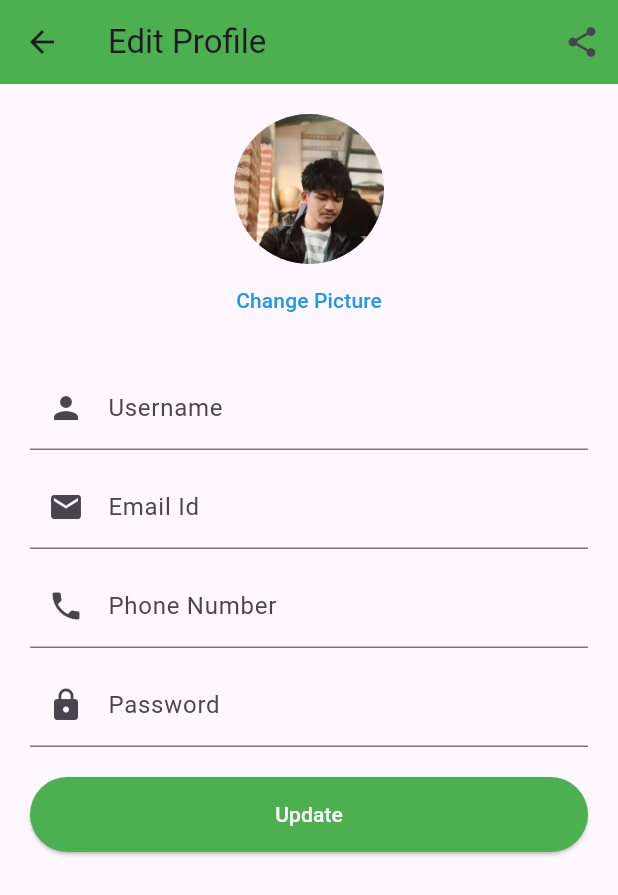
After one commit to mystickminal14/MeroKhet, a Flutter app: the EditProfile screen opened by its route, on a phone screen of 412 x 824 dp. The commit adds this screen. Shown: the top 895 px of the screen. Run offline on Flutter 3.47's test engine with Material 3 defaults, Android fonts, the light colour scheme and no system bars; our stand-ins replace image_picker.

Commit message:
added edit profile

```diff
--- a/lib/main.dart
+++ b/lib/main.dart
@@ -13,6 +13,7 @@ import 'package:merokhetapp/screens/auth/login_page.dart';
 import 'package:merokhetapp/screens/consumer/categories.dart';
 import 'package:merokhetapp/screens/consumer/checkout_page.dart';
 import 'package:merokhetapp/screens/consumer/consumer_dashboard.dart';
+import 'package:merokhetapp/screens/consumer/edit_profile.dart';
 import 'package:merokhetapp/screens/consumer/payment.dart';
 import 'package:merokhetapp/screens/flashing_page.dart';
 import 'package:merokhetapp/screens/home/home.dart';
@@ -51,7 +52,8 @@ class MyApp extends StatelessWidget {
         '/customer_dashboard': (context) => const ConsumerDashboard(),
         '/categories': (context) => const Categories(),
         '/checkout': (context) => const CheckOutPage(),
-        '/payment': (context) => const PaymentPage()
+        '/payment': (context) => const PaymentPage(),
+        '/editprofile': (context) => const EditProfile()
       },
     );
   }
--- a/lib/screens/consumer/consumer_account.dart
+++ b/lib/screens/consumer/consumer_account.dart
@@ -106,7 +106,9 @@ class _ConsumerAccountState extends State<ConsumerAccount> {
                     ],
                   ),
                   const SizedBox(height: 20),
-                  _buildListTile(Icons.person, 'Update Profile'),
+                  GestureDetector(
+                      onTap: () {},
+                      child: _buildListTile(Icons.person, 'Update Profile')),
                   _buildListTile(Icons.inventory, 'My Products'),
                   _buildListTile(Icons.help, 'Help and Support'),
                   _buildListTile(Icons.settings, 'Setting'),
@@ -139,12 +141,19 @@ class _ConsumerAccountState extends State<ConsumerAccount> {
   }
 
   Widget _buildListTile(IconData icon, String title) {
-    return ListTile(
-      leading: Icon(icon, color: Colors.grey[800]),
-      title: Text(title),
-      trailing:
-          Icon(Icons.arrow_forward_ios, size: 16, color: Colors.grey[800]),
-      onTap: () {},
+    return GestureDetector(
+      onTap: () {
+        Navigator.pushNamed(context, '/editprofile');
+      },
+      child: ListTile(
+        leading: Icon(icon, color: Colors.grey[800]),
+        title: Text(title),
+        trailing:
+            Icon(Icons.arrow_forward_ios, size: 16, color: Colors.grey[800]),
+        onTap: () {
+          // You can handle actions here
+        },
+      ),
     );
   }
 }
--- /dev/null
+++ b/lib/screens/consumer/edit_profile.dart
@@ -0,0 +1,124 @@
+import 'package:flutter/material.dart';
+
+class EditProfile extends StatefulWidget {
+  const EditProfile({super.key});
+
+  @override
+  State<EditProfile> createState() => _EditProfileState();
+}
+
+class _EditProfileState extends State<EditProfile> {
+  final TextEditingController _usernameController = TextEditingController();
+  final TextEditingController _emailController = TextEditingController();
+  final TextEditingController _phoneController = TextEditingController();
+  final TextEditingController _passwordController = TextEditingController();
+
+  @override
+  Widget build(BuildContext context) {
+    return Scaffold(
+      appBar: AppBar(
+        title: const Text('Edit Profile'),
+        backgroundColor: Colors.green,
+        leading: IconButton(
+          icon: const Icon(Icons.arrow_back),
+          onPressed: () {
+            Navigator.pop(context);
+          },
+        ),
+        actions: [
+          IconButton(
+            icon: const Icon(Icons.share),
+            onPressed: () {
+              // Implement sharing functionality
+            },
+          ),
+        ],
+      ),
+      body: Padding(
+        padding: const EdgeInsets.all(20.0),
+        child: SingleChildScrollView(
+          child: Column(
+            crossAxisAlignment: CrossAxisAlignment.center,
+            children: [
+              // Profile Picture Section
+              const CircleAvatar(
+                radius: 50,
+                backgroundImage: AssetImage(
+                    'assets/userprofile.jpg'), // Replace with user profile picture
+              ),
+              TextButton(
+                onPressed: () {
+                  // Implement change picture functionality
+                },
+                child: const Text('Change Picture',
+                    style: TextStyle(color: Colors.blue)),
+              ),
+              const SizedBox(height: 20),
+
+              // Username Field
+              TextField(
+                controller: _usernameController,
+                decoration: const InputDecoration(
+                  labelText: 'Username',
+                  prefixIcon: Icon(Icons.person),
+                ),
+              ),
+              const SizedBox(height: 10),
+
+              // Email Field
+              TextField(
+                controller: _emailController,
+                decoration: const InputDecoration(
+                  labelText: 'Email Id',
+                  prefixIcon: Icon(Icons.email),
+                ),
+              ),
+              const SizedBox(height: 10),
+
+              // Phone Number Field
+              TextField(
+                controller: _phoneController,
+                decoration: const InputDecoration(
+                  labelText: 'Phone Number',
+                  prefixIcon: Icon(Icons.phone),
+                ),
+              ),
+              const SizedBox(height: 10),
+
+              // Password Field
+              TextField(
+                controller: _passwordController,
+                obscureText: true,
+                decoration: const InputDecoration(
+                  labelText: 'Password',
+                  prefixIcon: Icon(Icons.lock),
+                ),
+              ),
+              const SizedBox(height: 20),
+
+              // Update Button
+              ElevatedButton(
+                onPressed: () {
+                  // Handle profile update functionality here
+                  String username = _usernameController.text;
+                  String email = _emailController.text;
+                  String phone = _phoneController.text;
+                  String password = _passwordController.text;
+                  // You can call your API or update the user's profile here
+                },
+                style: ElevatedButton.styleFrom(
+                  backgroundColor: Colors.green,
+                  minimumSize: const Size(double.infinity, 50),
+                ),
+                child: const Text(
+                  'Update',
+                  style: TextStyle(color: Colors.white),
+                ),
+              ),
+            ],
+          ),
+        ),
+      ),
+    );
+  }
+}
```
